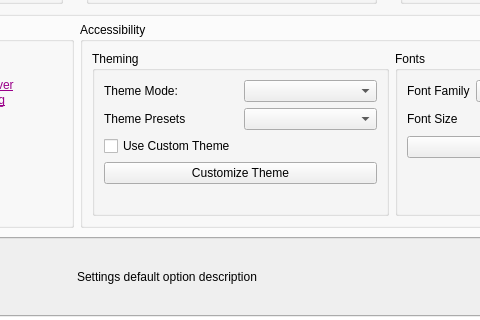
This is gui/ui/main.ui in mint-choc-chip-skyblade/sshd-rando as Qt 5 draws it before an edit; both pictures show x 576 to 1056 and y 441 to 761 of the 1300 by 843 pixel window. The edited form follows.
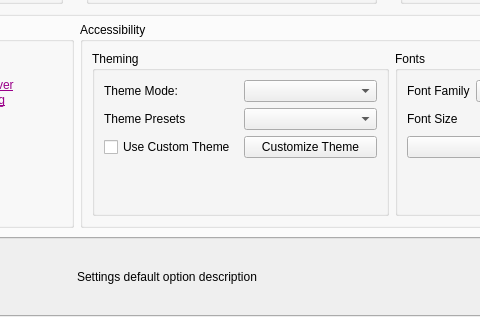
This is the edited form. The open tabs and pages were chosen to show the change. Custom widgets are drawn as their Qt base class.

What changed in the file:
```diff
--- a/gui/ui/main.ui
+++ b/gui/ui/main.ui
@@ -430,18 +430,22 @@
                  </layout>
                 </item>
                 <item>
-                 <widget class="QCheckBox" name="use_custom_theme_check_box">
-                  <property name="text">
-                   <string>Use Custom Theme</string>
-                  </property>
-                 </widget>
-                </item>
-                <item>
-                 <widget class="QPushButton" name="customize_theme_button">
-                  <property name="text">
-                   <string>Customize Theme</string>
-                  </property>
-                 </widget>
+                 <layout class="QHBoxLayout" name="customize_theme_layout">
+                  <item>
+                   <widget class="QCheckBox" name="use_custom_theme_check_box">
+                    <property name="text">
+                     <string>Use Custom Theme</string>
+                    </property>
+                   </widget>
+                  </item>
+                  <item>
+                   <widget class="QPushButton" name="customize_theme_button">
+                    <property name="text">
+                     <string>Customize Theme</string>
+                    </property>
+                   </widget>
+                  </item>
+                 </layout>
                 </item>
                 <item>
                  <spacer name="theming_vspacer">
```
Left out of the diff: 150 changed lines with no effect on the pictures.
